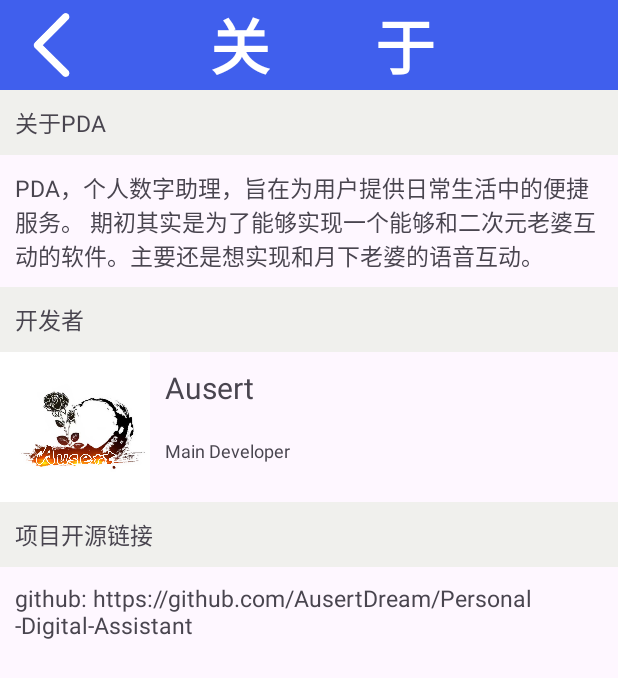
After one commit to AusertDream/Personal-Digital-Assistant, an Android app: the AboutActivity screen opened directly, with no data from a screen before it, on a phone screen of 412 x 824 dp. The commit adds this screen. Shown: the top 678 px of the screen. Run offline under Robolectric (Android 15) with nearby library versions, the phone set to English and light mode, and no system bars.

Commit message:
finish the setting and about

```diff
--- a/PDA/app/build.gradle.kts
+++ b/PDA/app/build.gradle.kts
@@ -37,6 +37,7 @@ dependencies {
     implementation(libs.material)
     implementation(libs.activity)
     implementation(libs.constraintlayout)
+    implementation(libs.preference)
     testImplementation(libs.junit)
     androidTestImplementation(libs.ext.junit)
     androidTestImplementation(libs.espresso.core)
--- /dev/null
+++ b/PDA/app/src/main/java/com/example/pda/AboutActivity.java
@@ -0,0 +1,37 @@
+package com.example.pda;
+
+import android.os.Bundle;
+import android.view.View;
+import android.widget.ImageView;
+
+import androidx.activity.EdgeToEdge;
+import androidx.appcompat.app.AppCompatActivity;
+import androidx.core.graphics.Insets;
+import androidx.core.view.ViewCompat;
+import androidx.core.view.WindowInsetsCompat;
+
+public class AboutActivity extends AppCompatActivity {
+
+    ImageView backButton;
+
+    @Override
+    protected void onCreate(Bundle savedInstanceState) {
+        super.onCreate(savedInstanceState);
+        setContentView(R.layout.activity_about);
+        initView();
+    }
+
+    protected void onResume(){
+        super.onResume();
+        backButton.setOnClickListener(new View.OnClickListener() {
+            @Override
+            public void onClick(View v) {
+                finish();
+            }
+        });
+    }
+
+    void initView(){
+        backButton = findViewById(R.id.backButtonFromAbout);
+    }
+}
--- /dev/null
+++ b/PDA/app/src/main/res/layout/activity_about.xml
@@ -0,0 +1,113 @@
+<?xml version="1.0" encoding="utf-8"?>
+<LinearLayout xmlns:android="http://schemas.android.com/apk/res/android"
+    xmlns:tools="http://schemas.android.com/tools"
+    android:layout_width="match_parent"
+    android:layout_height="match_parent"
+    android:orientation="vertical">
+    <!--标题栏-->
+    <LinearLayout
+        android:id="@+id/titleBarAbout"
+        android:layout_width="match_parent"
+        android:layout_height="wrap_content"
+        android:background="@color/blue">
+        <ImageView
+            android:id="@+id/backButtonFromAbout"
+            android:layout_width="70dp"
+            android:layout_height="match_parent"
+            android:src="@drawable/back_white"
+            android:contentDescription="@string/back" />
+
+        <TextView
+            android:layout_width="wrap_content"
+            android:layout_height="wrap_content"
+            android:text="@string/pda"
+            android:textColor="@color/white"
+            android:textSize="40sp"
+            android:textStyle="bold"
+            android:gravity="center"/>
+    </LinearLayout>
+
+    <ScrollView
+        android:layout_width="match_parent"
+        android:layout_height="wrap_content">
+        <LinearLayout
+            android:layout_width="match_parent"
+            android:layout_height="wrap_content"
+            android:orientation="vertical">
+            <TextView
+                android:layout_width="match_parent"
+                android:layout_height="wrap_content"
+                android:background="@color/littleGrey"
+                android:text="关于PDA"
+                android:textSize="15sp"
+                android:layout_gravity="start"
+                android:padding="10dp"/>
+
+            <TextView
+                android:layout_width="match_parent"
+                android:layout_height="wrap_content"
+                android:text="@string/about_content"
+                android:textSize="15sp"
+                android:layout_gravity="start"
+                android:padding="10dp"/>
+
+            <TextView
+                android:layout_width="match_parent"
+                android:layout_height="wrap_content"
+                android:background="@color/littleGrey"
+                android:text="开发者"
+                android:textSize="15sp"
+                android:layout_gravity="start"
+                android:padding="10dp"/>
+
+            <!--开发者信息-->
+            <GridLayout
+                android:layout_width="match_parent"
+                android:layout_height="wrap_content"
+                android:rowCount="4"
+                android:columnCount="4">
+
+                <ImageView
+                    android:layout_width="100dp"
+                    android:layout_height="100dp"
+                    android:layout_row="0"
+                    android:layout_column="0"
+                    android:layout_rowSpan="2"
+                    android:layout_columnSpan="2"
+                    android:src="@drawable/ausertalias"
+                    />
+                <TextView
+                    android:layout_width="wrap_content"
+                    android:layout_height="wrap_content"
+                    android:layout_row="0"
+                    android:layout_column="2"
+                    android:text="Ausert"
+                    android:textSize="20sp"
+                    android:layout_gravity="start"
+                    android:padding="10dp"/>
+                <TextView
+                    android:layout_width="wrap_content"
+                    android:layout_height="wrap_content"
+                    android:layout_row="1"
+                    android:layout_column="2"
+                    android:text="Main Developer"
+                    android:textSize="12sp"
+                    android:padding="10dp"/>
+            </GridLayout>
+
+            <TextView
+                android:layout_width="match_parent"
+                android:layout_height="wrap_content"
+                android:background="@color/littleGrey"
+                android:padding="10dp"
+                android:textSize="15sp"
+                android:text="项目开源链接"/>
+            <TextView
+                android:layout_width="match_parent"
+                android:layout_height="wrap_content"
+                android:textSize="15sp"
+                android:padding="10dp"
+                android:text="github: https://github.com/AusertDream/Personal-Digital-Assistant"/>
+        </LinearLayout>
+    </ScrollView>
+</LinearLayout>
--- a/PDA/app/src/main/res/layout/activity_agenda.xml
+++ b/PDA/app/src/main/res/layout/activity_agenda.xml
@@ -14,9 +14,7 @@
         android:layout_width="match_parent"
         android:layout_height="0dp"
         android:background="@color/blue"
-        android:layout_weight="1"
-        >
-
+        android:layout_weight="1">
         <ImageView
             android:id="@+id/backButtonFromAgenda"
             android:layout_width="70dp"
@@ -31,8 +29,6 @@
             android:textColor="@color/white"
             android:textSize="40sp"
             android:textStyle="bold" />
-
-
     </LinearLayout>
 
     <androidx.fragment.app.FragmentContainerView
--- a/PDA/app/src/main/res/values/strings.xml
+++ b/PDA/app/src/main/res/values/strings.xml
@@ -20,4 +20,26 @@
     <string name="ri">日</string>
     <string name="delete">删除</string>
     <string name="add">添加</string>
+    <string name="title_activity_settings">SettingsActivity</string>
+
+    <!-- Preference Titles -->
+    <string name="messages_header">Messages</string>
+    <string name="sync_header">Sync</string>
+
+    <!-- Messages Preferences -->
+    <string name="signature_title">Your signature</string>
+    <string name="reply_title">Default reply action</string>
+
+    <!-- Sync Preferences -->
+    <string name="sync_title">Sync email periodically</string>
+    <string name="attachment_title">Download incoming attachments</string>
+    <string name="attachment_summary_on">Automatically download attachments for incoming emails
+    </string>
+    <string name="attachment_summary_off">Only download attachments when manually requested</string>
+    <string name="pda">\ \ \ \ \ \ \ 关\ \ \ \ \ \ \ 于</string>
+    <string name="settings">\ \ \ \ \ \ \ 设\ \ \ \ \ \ \ \ 置</string>
+    <string name="about_content">
+        PDA，个人数字助理，旨在为用户提供日常生活中的便捷服务。
+        期初其实是为了能够实现一个能够和二次元老婆互动的软件。主要还是想实现和月下老婆的语音互动。
+    </string>
 </resources>
--- a/PDA/gradle/libs.versions.toml
+++ b/PDA/gradle/libs.versions.toml
@@ -7,6 +7,7 @@ appcompat = "1.6.1"
 material = "1.10.0"
 activity = "1.8.0"
 constraintlayout = "2.1.4"
+preference = "1.2.0"
 
 [libraries]
 junit = { group = "junit", name = "junit", version.ref = "junit" }
@@ -16,6 +17,7 @@ appcompat = { group = "androidx.appcompat", name = "appcompat", version.ref = "a
 material = { group = "com.google.android.material", name = "material", version.ref = "material" }
 activity = { group = "androidx.activity", name = "activity", version.ref = "activity" }
 constraintlayout = { group = "androidx.constraintlayout", name = "constraintlayout", version.ref = "constraintlayout" }
+preference = { group = "androidx.preference", name = "preference", version.ref = "preference" }
 
 [plugins]
 androidApplication = { id = "com.android.application", version.ref = "agp" }
```
Also changed, not shown: PDA/app/src/main/AndroidManifest.xml (+7 -0 lines), PDA/app/src/main/java/com/example/pda/MainActivity.java (+13 -2 lines), PDA/app/src/main/java/com/example/pda/SettingsActivity.java (added, +65 -0 lines), PDA/app/src/main/java/com/example/pda/adapter/NavAdapter.java (+8 -0 lines), PDA/app/src/main/res/layout/settings_activity.xml (added, +43 -0 lines), PDA/app/src/main/res/values/arrays.xml (+10 -0 lines), PDA/app/src/main/res/xml/root_preferences.xml (added, +35 -0 lines), PDA/app/src/main/res/drawable/ausertalias.jpg (added).
